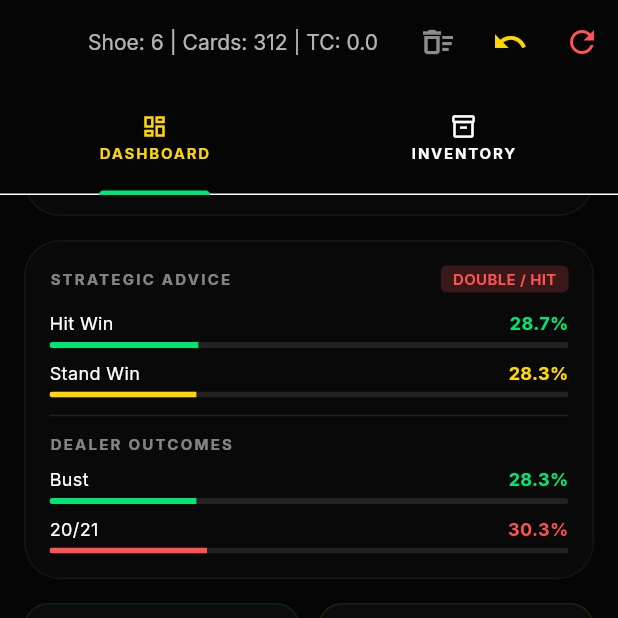
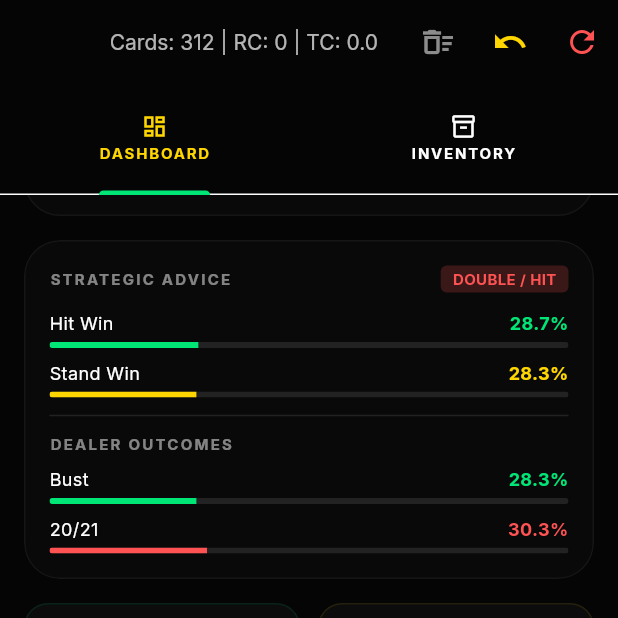
Before and after one commit to Bombollini/monte-carlo, a Flutter app: the MainDashboard screen opened directly, scrolled down 291 dp, after a tap on the "undo" icon, on a phone screen of 412 x 824 dp, the top half of it. Run offline on Flutter 3.47's test engine with Material 3 defaults, Android fonts, the light colour scheme and no system bars; our stand-ins replace flutter_riverpod, google_fonts.

Commit message:
feat: implement game logic provider and main dashboard UI for blackjack card counting

```diff
--- a/lib/providers/game_provider.dart
+++ b/lib/providers/game_provider.dart
@@ -9,11 +9,6 @@ class DeckCountNotifier extends Notifier<int> {
 }
 
 final deckCountProvider = NotifierProvider<DeckCountNotifier, int>(DeckCountNotifier.new);
-
-final deckManagerProvider = Provider<DeckManager>((ref) {
-  final decks = ref.watch(deckCountProvider);
-  return DeckManager(initialDecks: decks);
-});
 
 enum InputFocus { none, player, dealer }
 
@@ -87,10 +82,15 @@ class DeckState {
 }
 
 class GameStateNotifier extends Notifier<DeckState> {
+  // DeckManager is owned here — never re-created by a Provider on rebuild.
+  late DeckManager _manager;
+
   @override
   DeckState build() {
-    final manager = ref.watch(deckManagerProvider);
-    return _createState(manager, [], [], InputFocus.none);
+    final decks = ref.watch(deckCountProvider);
+    // Only rebuild the manager when deck count actually changes.
+    _manager = DeckManager(initialDecks: decks);
+    return _createState([], [], InputFocus.none);
   }
 
   int _calculateTotal(List<Rank> hand) {
@@ -111,26 +111,25 @@ class GameStateNotifier extends Notifier<DeckState> {
     return total;
   }
 
-  DeckState _createState(DeckManager manager, List<Rank> playerHand, List<Rank> dealerHand, InputFocus focus) {
+  DeckState _createState(List<Rank> playerHand, List<Rank> dealerHand, InputFocus focus) {
     int runningCount = 0;
-    for (var card in manager.history) {
+    for (var card in _manager.history) {
       runningCount += card.hiLoValue;
     }
 
-    int remainingCardsCount = manager.totalCardsRemaining;
+    int remainingCardsCount = _manager.totalCardsRemaining;
     double decksRemaining = remainingCardsCount / 52.0;
     double trueCount = decksRemaining == 0 ? 0 : runningCount / decksRemaining;
 
     int playerTotal = _calculateTotal(playerHand);
     int dealerTotal = _calculateTotal(dealerHand);
-    Rank? dealerUpcard = dealerHand.isNotEmpty ? dealerHand.first : null;
     int bustCards = 0;
     int smallCount = 0;
     int mediumCount = 0;
     int largeCount = 0;
     int aceCount = 0;
 
-    manager.remainingCards.forEach((Rank rank, int count) {
+    _manager.remainingCards.forEach((Rank rank, int count) {
       // Group Probabilities
       if (rank == Rank.ace) {
         aceCount += count;
@@ -165,24 +164,24 @@ class GameStateNotifier extends Notifier<DeckState> {
     // Side Bets
     double pairProb = 0;
     double straightProb = 0;
-    double luckySevenProb = remainingCardsCount == 0 ? 0 : (manager.remainingCards[Rank.seven] ?? 0) / remainingCardsCount;
+    double luckySevenProb = remainingCardsCount == 0 ? 0 : (_manager.remainingCards[Rank.seven] ?? 0) / remainingCardsCount;
 
     if (playerHand.length == 1) {
       final r = playerHand[0];
-      pairProb = (manager.remainingCards[r] ?? 0) / (remainingCardsCount == 0 ? 1 : remainingCardsCount);
+      pairProb = (_manager.remainingCards[r] ?? 0) / (remainingCardsCount == 0 ? 1 : remainingCardsCount);
 
       int neighbors = 0;
       // Straight neighbors (+1 or -1)
       final allRanks = Rank.values;
       final idx = allRanks.indexOf(r);
-      if (idx > 0) neighbors += manager.remainingCards[allRanks[idx-1]] ?? 0;
-      if (idx < allRanks.length - 1) neighbors += manager.remainingCards[allRanks[idx+1]] ?? 0;
+      if (idx > 0) neighbors += _manager.remainingCards[allRanks[idx - 1]] ?? 0;
+      if (idx < allRanks.length - 1) neighbors += _manager.remainingCards[allRanks[idx + 1]] ?? 0;
       straightProb = neighbors / (remainingCardsCount == 0 ? 1 : remainingCardsCount);
     } else if (playerHand.isEmpty) {
       // General pair chance (any pair in next 2)
       double sum = 0;
       if (remainingCardsCount > 1) {
-        manager.remainingCards.forEach((r, count) {
+        _manager.remainingCards.forEach((r, count) {
           sum += (count / remainingCardsCount) * ((count - 1) / (remainingCardsCount - 1));
         });
       }
@@ -190,9 +189,9 @@ class GameStateNotifier extends Notifier<DeckState> {
     }
 
     return DeckState(
-      remainingCards: Map.from(manager.remainingCards),
+      remainingCards: Map.from(_manager.remainingCards),
       totalRemaining: remainingCardsCount,
-      initialDecks: manager.initialDecks,
+      initialDecks: _manager.initialDecks,
       runningCount: runningCount,
       trueCount: trueCount,
       playerHand: List.from(playerHand),
@@ -212,8 +211,6 @@ class GameStateNotifier extends Notifier<DeckState> {
   }
 
   void drawCard(Rank rank) {
-    final manager = ref.read(deckManagerProvider);
-
     List<Rank> nextPlayerHand = List.from(state.playerHand);
     List<Rank> nextDealerHand = List.from(state.dealerHand);
 
@@ -223,15 +220,14 @@ class GameStateNotifier extends Notifier<DeckState> {
       nextDealerHand.add(rank);
     }
 
-    manager.drawCard(rank);
-    state = _createState(manager, nextPlayerHand, nextDealerHand, state.inputFocus);
+    _manager.drawCard(rank);
+    state = _createState(nextPlayerHand, nextDealerHand, state.inputFocus);
   }
 
   void undo() {
-    final manager = ref.read(deckManagerProvider);
-    if (manager.history.isEmpty) return;
+    if (_manager.history.isEmpty) return;
 
-    final lastRank = manager.history.last;
+    final lastRank = _manager.history.last;
     List<Rank> nextPlayerHand = List.from(state.playerHand);
     List<Rank> nextDealerHand = List.from(state.dealerHand);
 
@@ -241,8 +237,8 @@ class GameStateNotifier extends Notifier<DeckState> {
       nextPlayerHand.removeLast();
     }
 
-    manager.undoDrawnCard();
-    state = _createState(manager, nextPlayerHand, nextDealerHand, state.inputFocus);
+    _manager.undoDrawnCard();
+    state = _createState(nextPlayerHand, nextDealerHand, state.inputFocus);
   }
 
   void setInputFocus(InputFocus focus) {
@@ -250,21 +246,14 @@ class GameStateNotifier extends Notifier<DeckState> {
   }
 
   void clearHands() {
-    state = _createState(ref.read(deckManagerProvider), [], [], state.inputFocus);
-  }
-
-  // Backwards compatibility or manual override
-  void setPlayerTotal(int total) {
-    // This is hard since we track specific cards now.
-    // We'll just clear the hand and mock it with a dummy "total" for now if needed,
-    // but the new way is much better. For now, let's just make it a no-op or clear.
+    state = _createState([], [], state.inputFocus);
   }
 
   void setDealerRank(Rank? rank) {
     if (rank == null) {
-      state = _createState(ref.read(deckManagerProvider), state.playerHand, [], state.inputFocus);
+      state = _createState(state.playerHand, [], state.inputFocus);
     } else {
-      state = _createState(ref.read(deckManagerProvider), state.playerHand, [rank], state.inputFocus);
+      state = _createState(state.playerHand, [rank], state.inputFocus);
     }
   }
 }
--- a/lib/ui/screens/main_dashboard.dart
+++ b/lib/ui/screens/main_dashboard.dart
@@ -21,7 +21,7 @@ class MainDashboard extends ConsumerWidget {
       child: Scaffold(
         appBar: AppBar(
           title: Text(
-            'Shoe: ${gameState.initialDecks} | Cards: ${gameState.totalRemaining} | TC: ${gameState.trueCount > 0 ? '+' : ''}${gameState.trueCount.toStringAsFixed(1)}',
+            'Cards: ${gameState.totalRemaining} | RC: ${gameState.runningCount > 0 ? '+' : ''}${gameState.runningCount} | TC: ${gameState.trueCount > 0 ? '+' : ''}${gameState.trueCount.toStringAsFixed(1)}',
             style: const TextStyle(fontSize: 14, color: Colors.white70),
           ),
           actions: [
@@ -37,7 +37,6 @@ class MainDashboard extends ConsumerWidget {
             IconButton(
               icon: const Icon(Icons.refresh, color: AppTheme.vibrantRed),
               onPressed: () {
-                ref.invalidate(deckManagerProvider);
                 ref.invalidate(gameStateProvider);
               },
             ),
@@ -214,7 +213,8 @@ class MainDashboard extends ConsumerWidget {
   }
 
   Widget _buildTrueCountBanner(DeckState state) {
-    final color = state.trueCount >= 2 ? AppTheme.neonGreen : (state.trueCount <= -1 ? AppTheme.vibrantRed : Colors.white24);
+    final int rc = state.runningCount;
+    final color = rc > 0 ? AppTheme.neonGreen : (rc < 0 ? AppTheme.vibrantRed : Colors.white24);
 
     return Container(
       padding: const EdgeInsets.symmetric(horizontal: 16, vertical: 8),
@@ -226,9 +226,9 @@ class MainDashboard extends ConsumerWidget {
       child: Row(
         mainAxisAlignment: MainAxisAlignment.spaceBetween,
         children: [
-          const Text('HI-LO TRUE COUNT', style: TextStyle(fontSize: 9, color: Colors.white54, fontWeight: FontWeight.bold, letterSpacing: 1)),
+          const Text('HI-LO RUNNING COUNT', style: TextStyle(fontSize: 9, color: Colors.white54, fontWeight: FontWeight.bold, letterSpacing: 1)),
           Text(
-            '${state.trueCount > 0 ? '+' : ''}${state.trueCount.toStringAsFixed(2)}',
+            rc > 0 ? '+$rc' : '$rc',
             style: TextStyle(color: color, fontWeight: FontWeight.bold, fontSize: 16),
           ),
         ],
```
Also changed, not shown: lib/ui/widgets/true_count_ring.dart (+11 -7 lines).
